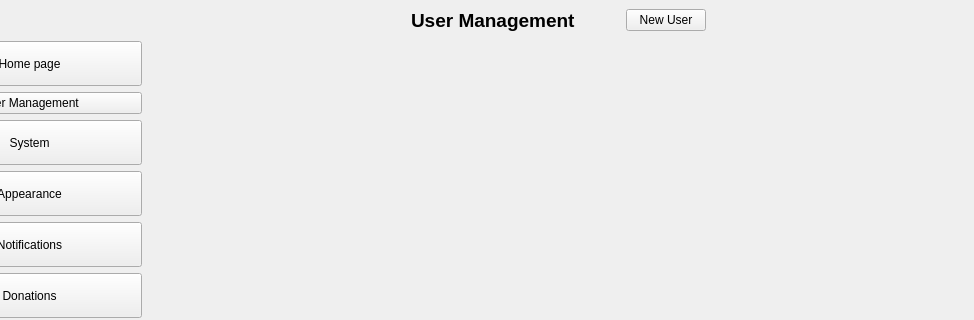
rafatosta/zapzap, file zapzap/view/settings.ui: the form before one commit; both pictures show x 108 to 1082 and y 0 to 320 of the 1082 by 659 pixel window.
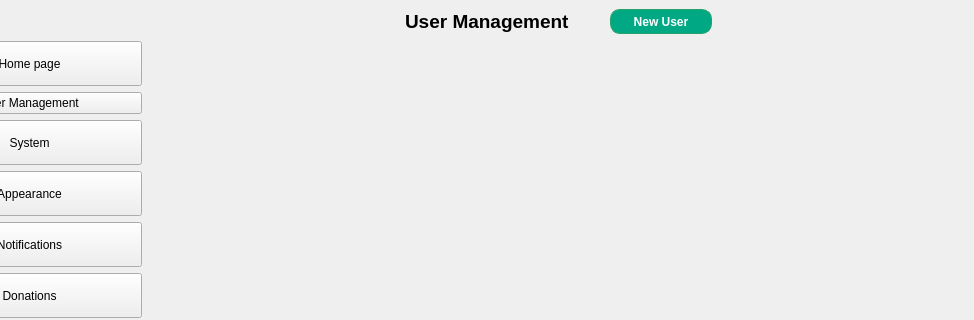
The form after the commit.

Diff of the .ui file:
```diff
--- a/zapzap/view/settings.ui
+++ b/zapzap/view/settings.ui
@@ -2131,6 +2131,9 @@
           <layout class="QVBoxLayout" name="verticalLayout_26">
            <item>
             <layout class="QHBoxLayout" name="horizontalLayout_6">
+             <property name="spacing">
+              <number>0</number>
+             </property>
              <item>
               <spacer name="horizontalSpacer_17">
                <property name="orientation">
@@ -2151,6 +2154,9 @@
                </property>
                <item>
                 <layout class="QHBoxLayout" name="horizontalLayout_4">
+                 <property name="spacing">
+                  <number>0</number>
+                 </property>
                  <item>
                   <widget class="QLabel" name="label_7">
                    <property name="font">
@@ -2179,6 +2185,45 @@
                  </item>
                  <item>
                   <widget class="QPushButton" name="pushButton">
+                   <property name="sizePolicy">
+                    <sizepolicy hsizetype="Minimum" vsizetype="Preferred">
+                     <horstretch>0</horstretch>
+                     <verstretch>0</verstretch>
+                    </sizepolicy>
+                   </property>
+                   <property name="minimumSize">
+                    <size>
+                     <width>0</width>
+                     <height>25</height>
+                    </size>
+                   </property>
+                   <property name="maximumSize">
+                    <size>
+                     <width>16777215</width>
+                     <height>25</height>
+                    </size>
+                   </property>
+                   <property name="font">
+                    <font>
+                     <bold>true</bold>
+                    </font>
+                   </property>
+                   <property name="styleSheet">
+                    <string notr="true">.QPushButton {	
+            color: rgb(255, 255, 255);
+			background-color: #00A884;
+            border: 1px solid rgb(38, 162, 105);
+            border-radius: 10px;
+            text-align: center;
+			height: 25px;
+			width: 100px;
+}
+.QPushButton:hover,
+.QPushButton:pressed  {
+            background-color: #202C33;
+            border-color: #202C33;
+        }</string>
+                   </property>
                    <property name="text">
                     <string>New User</string>
                    </property>
```
Left out of the diff: 6 changed lines with no effect on the pictures.
